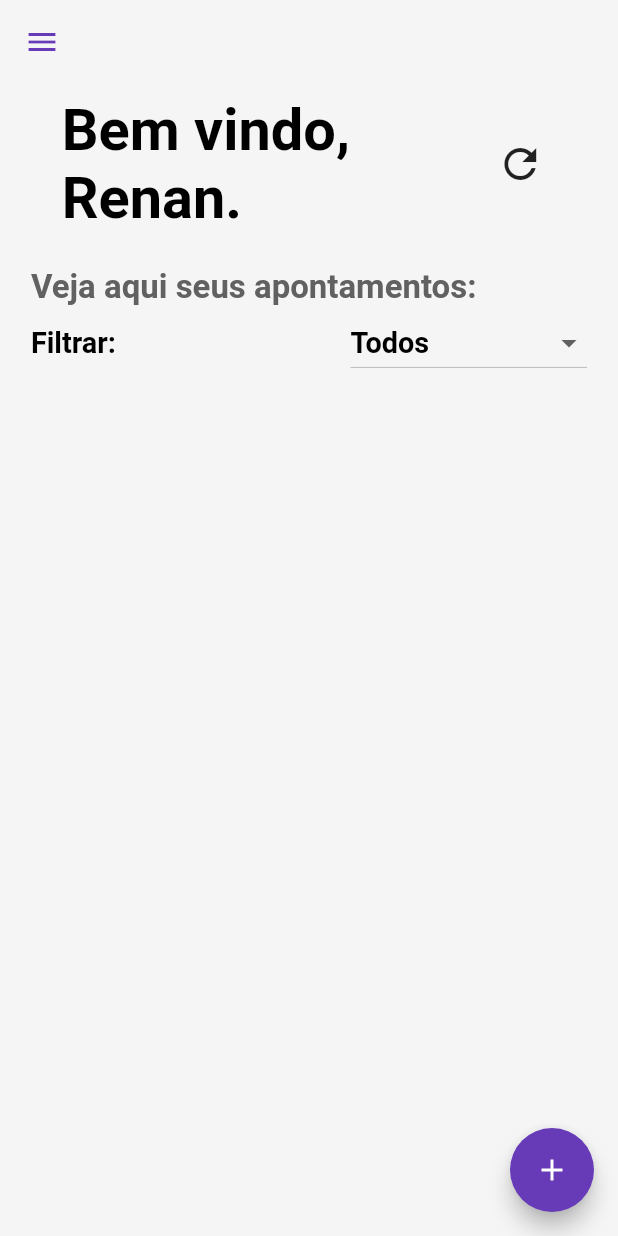
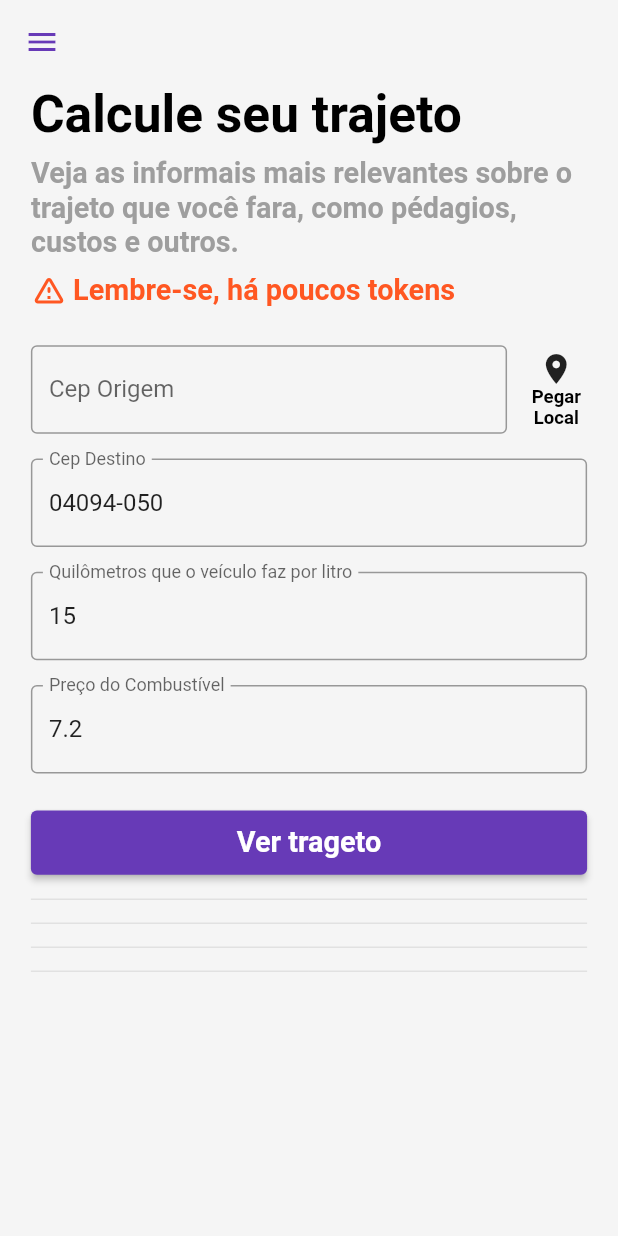
Before and after one commit to igormidev/flutter_advanced_getx_pattern_exemple, a Flutter app: the screen it shows after launch, on a phone screen of 412 x 824 dp. Run offline on Flutter 3.47's test engine with Material 2 defaults, Android fonts, the phone set to English and light mode, and no system bars; drawn by our look-alikes of flutter_speed_dial; our stand-ins replace cloud_firestore, dio, equatable, firebase_core, firebase_storage, geolocator and 3 more; missing offline and left inert: regexpattern; accounts and stored records are empty.

Commit message:
modolo de rotas implementado mas sem todos os testes ainda

```diff
--- a/lib/app/core/exceptions/constants_handling.dart
+++ b/lib/app/core/exceptions/constants_handling.dart
@@ -1,4 +1,4 @@
 const String imageNotFound = 'imageNotFound';
 const String imageNotUploaded = 'imageNotUploaded';
-const Map<String, dynamic> errorGettingMap = {};
+const Map<String, double> errorGettingMap = {};
 const List<Map<String, dynamic>> errorGettingListOfMap = [];
--- /dev/null
+++ b/lib/app/core/exceptions/rotas_exeptions.dart
@@ -0,0 +1 @@
+class RotasExeption implements Exception {}
--- a/lib/app/core/values/strings.dart
+++ b/lib/app/core/values/strings.dart
@@ -12,14 +12,20 @@ const String latitude = 'latitude';
 
 //para aba de escolha
 const String todos = 'Todos';
-
+// postos
 const String ipiranga = 'Ipiranga';
 const String shell = 'Shell';
 const String extra = 'Extra';
 const String petrobras = 'Petrobras';
 const String outro = 'Outro...';
-
+// tipo de gasolina
 const String comum = 'Comum';
 const String etanol = 'Etanol';
 const String diesel = 'Diesel S10';
 const String gasNatural = 'Gás Natural Comum';
+
+// tipo de gasolina
+const String distanciaKey = 'distancia';
+const String tempoDeViagemKey = 'duracao';
+const String pedagioCustoKey = 'valorPedagio';
+const String combustivelKey = 'valorCombustivel';
--- a/lib/app/data/providers/consultar_pedagios_provider.dart
+++ b/lib/app/data/providers/consultar_pedagios_provider.dart
@@ -27,7 +27,7 @@ class ConsultarPedagioProvider {
         'veiculo': veiculo,
         'eixos': eixos,
         'consumo': consumoPorLitroCarro,
-        'combustivel': consumoPorLitroCarro,
+        'combustivel': precoCombustivel,
         'paradas': paradas,
         'token': _meuTokken,
       },
--- a/lib/app/data/providers/localization_provider.dart
+++ b/lib/app/data/providers/localization_provider.dart
@@ -5,7 +5,7 @@ import 'package:get/get.dart';
 class LocalizationProvider {
   final ILocalizationInterface _localize = Get.find<LocalizationService>();
 
-  Future<Map<String, dynamic>> getLocal() async {
+  Future<Map<String, double>> getLocal() async {
     var local = await _localize.determinePosition();
     return local;
   }
--- a/lib/app/data/repository/trajetoria_repository.dart
+++ b/lib/app/data/repository/trajetoria_repository.dart
@@ -1,14 +1,14 @@
 import 'package:flutter_good_practices/app/data/providers/consultar_pedagios_provider.dart';
-import 'package:flutter_good_practices/app/data/services/localization_service.dart';
+import 'package:flutter_good_practices/app/data/providers/localization_provider.dart';
 
 class TragetoriaRepository {
   ConsultarPedagioProvider pedagioProvider;
-  LocalizationService localizationService;
+  LocalizationProvider localizationProvider;
   TragetoriaRepository(
-      {required this.pedagioProvider, required this.localizationService});
+      {required this.pedagioProvider, required this.localizationProvider});
 
   Future<Map<String, double>> pegarLatitudeLongitude() async {
-    final localization = await localizationService.determinePosition();
+    final localization = await localizationProvider.getLocal();
     return localization;
   }
 
--- a/lib/app/modules/rotas/rotas_controller.dart
+++ b/lib/app/modules/rotas/rotas_controller.dart
@@ -1,3 +1,107 @@
+import 'dart:developer';
+
+import 'package:flutter/material.dart';
+import 'package:flutter_good_practices/app/core/exceptions/constants_handling.dart';
+import 'package:flutter_good_practices/app/core/exceptions/snackbar_error.dart';
+import 'package:flutter_good_practices/app/core/values/strings.dart';
+import 'package:flutter_good_practices/app/data/repository/trajetoria_repository.dart';
 import 'package:get/get.dart';
 
-class RotasController extends GetxController {}
+class RotasController extends GetxController {
+  TragetoriaRepository tragetoriaRepository;
+  RotasController({required this.tragetoriaRepository});
+
+  //Variáveis:
+  final RxDouble _lat = 0.0.obs;
+  final RxDouble _long = 0.0.obs;
+  final RxBool isLoading = false.obs;
+  final RxString distancia = ''.obs;
+  final RxString tempoDeViagem = ''.obs;
+  final RxString pedagioCusto = ''.obs;
+  final RxString combustivel = ''.obs;
+
+  //Getters
+  double get lat => _lat.value;
+  double get long => _long.value;
+
+  //Controllers:
+  final TextEditingController cepOrigem = TextEditingController();
+  final TextEditingController cepDestino =
+      TextEditingController(text: '04094-050');
+  final TextEditingController consumoPorLitroCarro =
+      TextEditingController(text: '15');
+  final TextEditingController precoCombustivel =
+      TextEditingController(text: '7.2');
+
+  clear() {
+    _lat.value = 0.0;
+    _long.value = 0.0;
+    cepOrigem.clear();
+    cepDestino.clear();
+  }
+
+  Future<void> getLocalization() async {
+    if (isLoading.value) return;
+    isLoading.value = true;
+
+    var map = await tragetoriaRepository.pegarLatitudeLongitude();
+
+    if (map[longitude] == null || map[latitude] == null) {
+      //O erro já foi indicado para o usuário na camada de service
+      isLoading.value = false;
+      return;
+    }
+
+    _long.value = map[longitude]!;
+    _lat.value = map[latitude]!;
+    if (!(map == errorGettingMap)) {
+      Get.snackbar(
+        'Localização pega com sucesso',
+        'Longitude: ${map[longitude].toString()}\n'
+            'Latitude: ${map[latitude].toString()}',
+      );
+    }
+    isLoading.value = false;
+  }
+
+  Future<void> getTrageto() async {
+    double? _consumoPorLitroCarro = double.tryParse(consumoPorLitroCarro.text);
+    double? _precoCombustivel = double.tryParse(precoCombustivel.text);
+
+    if (_precoCombustivel == null) {
+      showError(
+          error: 'Preço do combustível é inválido',
+          details: 'Valor Digitado é inválido');
+      return;
+    } else if (_consumoPorLitroCarro == null) {
+      showError(
+          error: 'Litro é inválido', details: 'Valor Digitado é inválido');
+      return;
+    }
+
+    bool hasLongLat = (_lat.value != 0.0) && (_long.value != 0.0);
+    print('LAT: ${_lat.value}    ||    LONG: ${_long.value}\nIS: $hasLongLat');
+
+    //o parâmetro pode ser tanto um cep quanto uma cordenada (Latitude-Longitude)
+    String _cepOrigem =
+        hasLongLat ? '${_long.value},${_lat.value}' : cepOrigem.text;
+    print('ORIGEM: $_cepOrigem');
+
+    var map = await tragetoriaRepository.calcularTragetoria(
+        _cepOrigem, cepDestino.text, _consumoPorLitroCarro, _precoCombustivel);
+    log(map.toString());
+    distancia.value =
+        map?['rotas']?[0]?[distanciaKey]?['texto'].toString() ?? '';
+
+    tempoDeViagem.value =
+        map?['rotas']?[0]?[tempoDeViagemKey]?['texto'].toString() ?? '';
+
+    pedagioCusto.value =
+        map?['rotas']?[0]?[pedagioCustoKey]?['texto'].toString() ?? '';
+
+    pedagioCusto.value =
+        map?['rotas']?[0]?['numPedagios']?['texto'].toString() ?? '';
+
+    combustivel.value = map?['rotas']?[0]?[combustivelKey].toString() ?? '';
+  }
+}
--- a/lib/app/modules/rotas/views/rotas_view.dart
+++ b/lib/app/modules/rotas/views/rotas_view.dart
@@ -1,11 +1,127 @@
 import 'package:flutter/material.dart';
+import 'package:flutter_good_practices/app/core/utils/extensions.dart';
+import 'package:flutter_good_practices/app/modules/rotas/rotas_controller.dart';
 import 'package:flutter_good_practices/app/shared/base_scaffold.dart';
+import 'package:flutter_good_practices/app/shared/custom_button.dart';
+import 'package:flutter_good_practices/app/shared/custom_field.dart';
+import 'package:flutter_good_practices/app/shared/custom_text.dart';
+import 'package:get/get_state_manager/get_state_manager.dart';
 
-class RotasConsultaView extends StatelessWidget {
+class RotasConsultaView extends GetView<RotasController> {
   const RotasConsultaView({Key? key}) : super(key: key);
 
   @override
   Widget build(BuildContext context) {
-    return BaseScaffold(children: const []);
+    return BaseScaffold(
+      children: [
+        boldText('Calcule seu trajeto', size: 25.0),
+        SizedBox(height: 1.0.hp),
+        boldText(
+          'Veja as informais mais relevantes sobre o trajeto que você '
+          'fara, como pédagios, custos e outros.',
+          color: Colors.grey,
+        ),
+        SizedBox(height: 1.0.hp),
+        Row(
+          children: [
+            const Icon(Icons.warning_amber_rounded, color: Colors.deepOrange),
+            SizedBox(width: 1.0.wp),
+            boldText('Lembre-se, há poucos tokens', color: Colors.deepOrange),
+          ],
+        ),
+        SizedBox(height: 3.0.hp),
+        Row(
+          children: [
+            Expanded(
+              child: Obx(
+                () => (controller.lat == 0.0) || (controller.long == 0.0)
+                    ? CustomField(
+                        label: 'Cep Origem',
+                        controller: controller.cepOrigem,
+                      )
+                    : Row(
+                        children: [
+                          boldText('Localização validada', size: 17),
+                          const Icon(Icons.check, color: Colors.green, size: 30)
+                        ],
+                      ),
+              ),
+            ),
+            SizedBox(width: 4.0.wp),
+            InkWell(
+              onTap: () async {
+                await controller.getLocalization();
+              },
+              child: Column(
+                children: [
+                  const Icon(Icons.location_on),
+                  boldText('Pegar\nLocal', size: 9, align: TextAlign.center),
+                ],
+              ),
+            ),
+            SizedBox(width: 1.0.wp),
+          ],
+        ),
+        SizedBox(height: 2.0.hp),
+        CustomField(
+          label: 'Cep Destino',
+          controller: controller.cepDestino,
+        ),
+        SizedBox(height: 2.0.hp),
+        CustomField(
+          label: 'Quilômetros que o veículo faz por litro',
+          controller: controller.consumoPorLitroCarro,
+        ),
+        SizedBox(height: 2.0.hp),
+        CustomField(
+          label: 'Preço do Combustível',
+          controller: controller.precoCombustivel,
+        ),
+        SizedBox(height: 2.0.hp),
+        CustomButton(
+          onPressed: () async {
+            await controller.getTrageto();
+          },
+          text: 'Ver trageto',
+        ),
+        Obx(
+          () => Column(
+            crossAxisAlignment: CrossAxisAlignment.start,
+            children: [
+              const Divider(),
+              // Verifica se tem a distância
+              if (controller.distancia.value.isNotEmpty)
+                boldText('Distância:', color: Colors.deepPurple, size: 16),
+              if (controller.distancia.value.isNotEmpty)
+                normalText(controller.distancia.value),
+
+              const Divider(),
+              // Verifica se tem a estimativa de tempo
+              if (controller.tempoDeViagem.value.isNotEmpty)
+                boldText('Extimativa do Tempo de Viagem:',
+                    color: Colors.deepPurple, size: 16),
+              if (controller.tempoDeViagem.value.isNotEmpty)
+                normalText(controller.tempoDeViagem.value),
+
+              const Divider(),
+              // Verifica se tem o preço dos pedágios somados
+              if (controller.pedagioCusto.value.isNotEmpty)
+                boldText('Gasto com Pedágio:',
+                    color: Colors.deepPurple, size: 16),
+              if (controller.pedagioCusto.value.isNotEmpty)
+                normalText('R\$ ' + controller.pedagioCusto.value),
+
+              const Divider(),
+              // Verifica se tem a estimativa do gasto com gasolina
+              if (controller.combustivel.value.isNotEmpty)
+                boldText('Gasto com Gasolina (Estimativa):',
+                    color: Colors.deepPurple, size: 16),
+              if (controller.combustivel.value.isNotEmpty)
+                normalText('R\$ ' + controller.combustivel.value),
+            ],
+          ),
+        ),
+      ],
+    );
   }
 }
--- a/lib/app/modules/apontamentos/widgets/apontamento_field.dart
+++ b/lib/app/shared/custom_field.dart
@@ -1,13 +1,13 @@
 import 'package:flutter/material.dart';
 
-class ApontamentoField extends StatelessWidget {
+class CustomField extends StatelessWidget {
   final TextEditingController controller;
   final String label;
   final bool onlyNumbers;
   final bool isUnlimitedText;
   final void Function(String)? onChanged;
   final String? Function(String?)? validator;
-  const ApontamentoField({
+  const CustomField({
     Key? key,
     required this.controller,
     required this.label,
--- a/lib/main.dart
+++ b/lib/main.dart
@@ -27,7 +27,7 @@ class MyApp extends StatelessWidget {
       theme: ThemeData(
         primarySwatch: Colors.deepPurple,
       ),
-      initialRoute: Routes.APONTAMENTOSSCREEN,
+      initialRoute: Routes.ROTASCONSULTA,
       getPages: AppPages.routes,
     );
   }
```
Also changed, not shown: lib/app/data/repository/base_layout_repositoy.dart (deleted, +0 -15 lines), lib/app/data/services/localization_service.dart (+51 -14 lines), lib/app/modules/apontamentos/views/abastecimento_view.dart (+5 -3 lines), lib/app/modules/rotas/rotas_binding.dart (+13 -1 lines).
